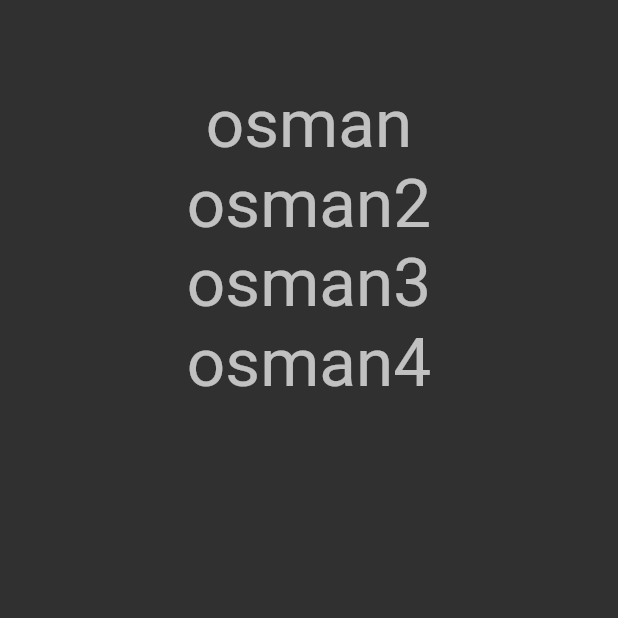
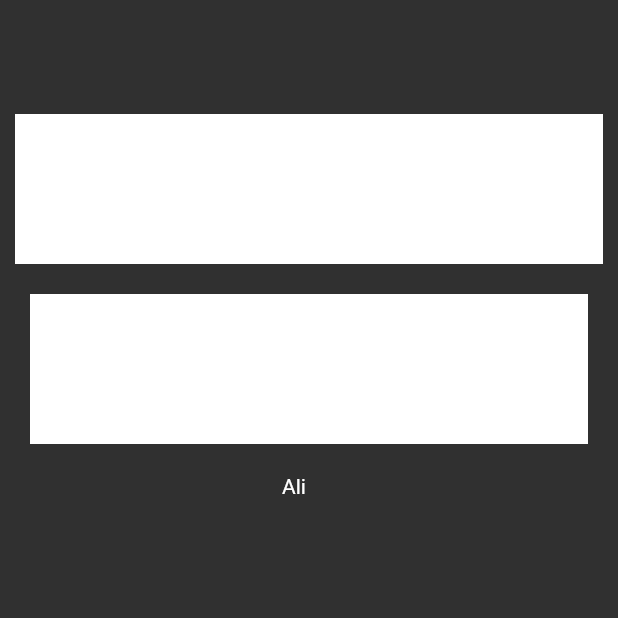
Before and after one commit to osmanabay/flutter_full_learn, a Flutter app: the screen it shows after launch, on a phone screen of 412 x 824 dp, the top half of it. Run offline on Flutter 3.47's test engine with Material 2 defaults, Android fonts, the phone set to English and light mode, and no system bars.

Commit message:
Part-7 Padding learn is completed

```diff
--- /dev/null
+++ b/lib/101/padding_learn.dart
@@ -0,0 +1,37 @@
+import 'package:flutter/material.dart';
+
+class PaddingLearn extends StatelessWidget {
+  const PaddingLearn({super.key});
+
+  @override
+  Widget build(BuildContext context) {
+    return Scaffold(
+      appBar: AppBar(),
+      body: Padding(
+        padding: ProjectPadding.pagePaddingVertical,
+        child: Column(
+          children: [
+            Padding(
+              padding: const EdgeInsets.all(10),
+              child: Container(color: Colors.white, height: 100),
+            ),
+            Padding(
+              padding: const EdgeInsets.symmetric(vertical: 10, horizontal: 20),
+              child: Container(padding:EdgeInsets.zero, color: Colors.white, height: 100),
+            ),
+            Padding(
+              padding: ProjectPadding.pagePaddingRightOnty +
+                  ProjectPadding.pagePaddingVertical,
+              child: const Text('Ali'),
+            ),
+          ],
+        ),
+      ),
+    );
+  }
+}
+
+class ProjectPadding {
+  static const pagePaddingVertical = EdgeInsets.symmetric(vertical: 10);
+  static const pagePaddingRightOnty = EdgeInsets.only(right: 20);
+}
--- a/lib/101/stateless_learn.dart
+++ b/lib/101/stateless_learn.dart
@@ -3,14 +3,15 @@ import 'package:flutter/material.dart';
 class StaltessLearn extends StatelessWidget {
   const StaltessLearn({super.key});
 
+  final String text2 ='Osman';
   @override
   Widget build(BuildContext context) {
     return Scaffold(
       appBar: AppBar(),
       body: Column(
         children: [
-          const TitleTextWidget(
-            text: 'osman',
+          TitleTextWidget(
+            text: text2,
           ),
           const TitleTextWidget(
             text: 'osman2',
--- a/lib/main.dart
+++ b/lib/main.dart
@@ -8,6 +8,7 @@ import 'package:flutter_full_learn/101/text_learn_view.dart';
 
 import '101/color_learn.dart';
 import '101/icon_learn.dart';
+import '101/padding_learn.dart';
 import '101/stateless_learn.dart';
 
 void main() {
@@ -32,7 +33,7 @@ class MyApp extends StatelessWidget {
         backgroundColor: Colors.transparent,
         elevation: 0,
       )),
-      home: const StaltessLearn(),
+      home: const PaddingLearn(),
     );
   }
 }
```
